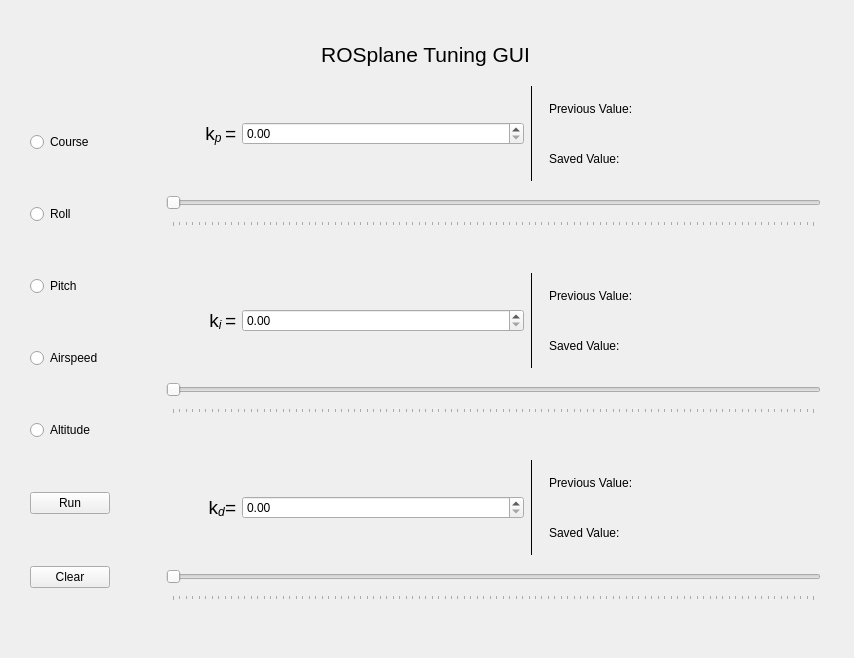
rosflight/rosplane, file rosplane_tuning/resource/tuning_gui.ui: the form before one commit.
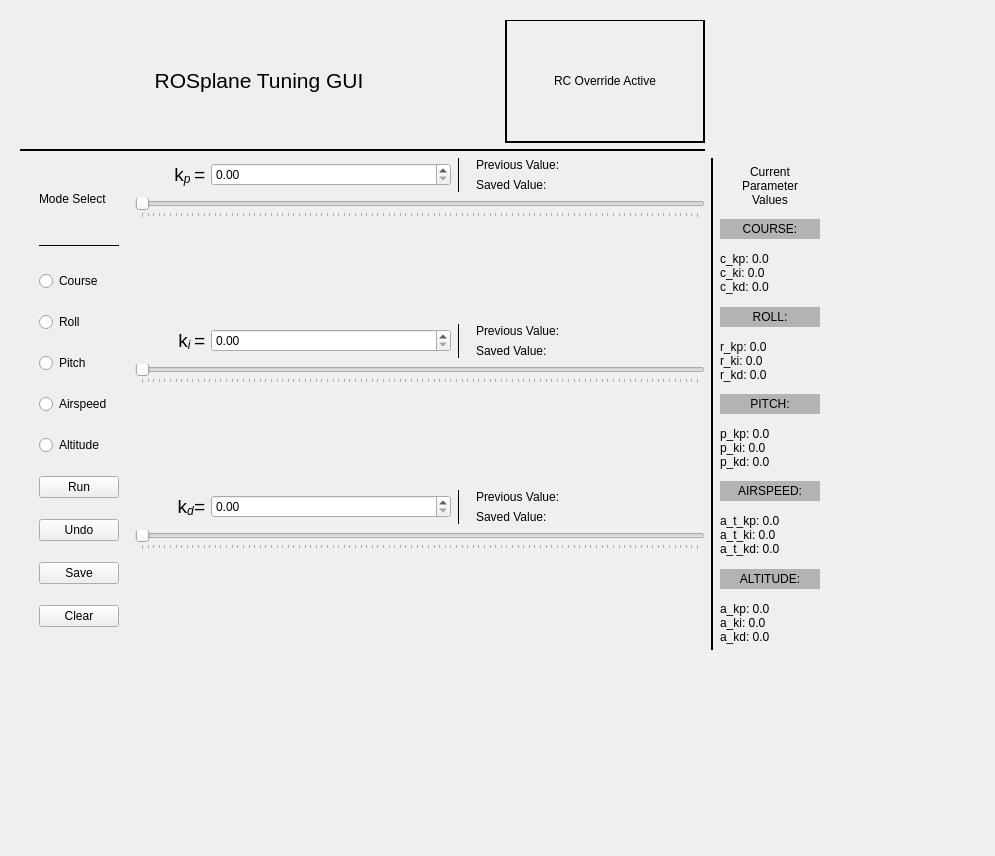
The form after the commit.

Commit message: updated GUI, based on RQT

The edit to the form file:
```diff
--- a/rosplane_tuning/resource/tuning_gui.ui
+++ b/rosplane_tuning/resource/tuning_gui.ui
@@ -6,8 +6,8 @@
    <rect>
     <x>0</x>
     <y>0</y>
-    <width>854</width>
-    <height>658</height>
+    <width>995</width>
+    <height>856</height>
    </rect>
   </property>
   <property name="sizePolicy">
@@ -55,16 +55,44 @@
    <widget class="QWidget" name="verticalLayoutWidget_5">
     <property name="geometry">
      <rect>
-      <x>10</x>
-      <y>10</y>
-      <width>791</width>
-      <height>611</height>
+      <x>-1</x>
+      <y>-1</y>
+      <width>811</width>
+      <height>631</height>
      </rect>
     </property>
-    <layout class="QVBoxLayout" name="verticalLayout_10">
-     <property name="sizeConstraint">
-      <enum>QLayout::SetDefaultConstraint</enum>
-     </property>
+    <layout class="QGridLayout" name="gridLayout_2">
+     <item row="3" column="4">
+      <spacer name="horizontalSpacer_2">
+       <property name="orientation">
+        <enum>Qt::Horizontal</enum>
+       </property>
+       <property name="sizeType">
+        <enum>QSizePolicy::Maximum</enum>
+       </property>
+       <property name="sizeHint" stdset="0">
+        <size>
+         <width>10</width>
+         <height>20</height>
+        </size>
+       </property>
+      </spacer>
+     </item>
+     <item row="2" column="0">
+      <widget class="Line" name="line_5">
+       <property name="frameShadow">
+        <enum>QFrame::Plain</enum>
+       </property>
+       <property name="lineWidth">
+        <number>2</number>
+       </property>
+       <property name="orientation">
+        <enum>Qt::Horizontal</enum>
+       </property>
+      </widget>
+     </item>
+     <item row="1" column="0">
+      <layout class="QHBoxLayout" name="horizontalLayout_8">
      <item>
       <widget class="QLabel" name="title">
        <property name="maximumSize">
@@ -79,6 +107,50 @@
       </widget>
      </item>
      <item>
+        <widget class="QLabel" name="rcOverrideLabel">
+         <property name="minimumSize">
+          <size>
+           <width>150</width>
+           <height>0</height>
+          </size>
+         </property>
+         <property name="maximumSize">
+          <size>
+           <width>200</width>
+           <height>16777215</height>
+          </size>
+         </property>
+         <property name="autoFillBackground">
+          <bool>false</bool>
+         </property>
+         <property name="frameShape">
+          <enum>QFrame::Box</enum>
+         </property>
+         <property name="frameShadow">
+          <enum>QFrame::Plain</enum>
+         </property>
+         <property name="lineWidth">
+          <number>2</number>
+         </property>
+         <property name="midLineWidth">
+          <number>0</number>
+         </property>
+         <property name="text">
+          <string>RC Override Active</string>
+         </property>
+         <property name="alignment">
+          <set>Qt::AlignCenter</set>
+         </property>
+        </widget>
+       </item>
+      </layout>
+     </item>
+     <item row="3" column="0">
+      <layout class="QVBoxLayout" name="verticalLayout_10">
+       <property name="sizeConstraint">
+        <enum>QLayout::SetFixedSize</enum>
+       </property>
+       <item>
       <layout class="QHBoxLayout" name="horizontalLayout">
        <property name="spacing">
         <number>6</number>
@@ -89,17 +161,68 @@
        <property name="rightMargin">
         <number>0</number>
        </property>
+         <item>
+          <spacer name="horizontalSpacer">
+           <property name="orientation">
+            <enum>Qt::Horizontal</enum>
+           </property>
+           <property name="sizeType">
+            <enum>QSizePolicy::Maximum</enum>
+           </property>
+           <property name="sizeHint" stdset="0">
+            <size>
+             <width>10</width>
+             <height>20</height>
+            </size>
+           </property>
+          </spacer>
+         </item>
        <item>
         <layout class="QVBoxLayout" name="optionsVerticalLayout">
          <property name="spacing">
-          <number>6</number>
+            <number>0</number>
          </property>
          <property name="sizeConstraint">
           <enum>QLayout::SetDefaultConstraint</enum>
          </property>
+           <property name="leftMargin">
+            <number>10</number>
+           </property>
          <property name="rightMargin">
-          <number>50</number>
-         </property>
+            <number>10</number>
+           </property>
+           <item>
+            <widget class="QLabel" name="label">
+             <property name="maximumSize">
+              <size>
+               <width>16777215</width>
+               <height>40</height>
+              </size>
+             </property>
+             <property name="text">
+              <string>Mode Select</string>
+             </property>
+            </widget>
+           </item>
+           <item>
+            <widget class="Line" name="line_4">
+             <property name="maximumSize">
+              <size>
+               <width>16777215</width>
+               <height>10</height>
+              </size>
+             </property>
+             <property name="frameShadow">
+              <enum>QFrame::Plain</enum>
+             </property>
+             <property name="lineWidth">
+              <number>1</number>
+             </property>
+             <property name="orientation">
+              <enum>Qt::Horizontal</enum>
+             </property>
+            </widget>
+           </item>
          <item>
           <widget class="QRadioButton" name="CourseButton">
            <property name="text">
@@ -143,7 +266,33 @@
           </widget>
          </item>
          <item>
-          <widget class="QPushButton" name="Clear">
+            <widget class="QPushButton" name="undoButton">
+             <property name="text">
+              <string>Undo</string>
+             </property>
+            </widget>
+           </item>
+           <item>
+            <widget class="QPushButton" name="saveButton">
+             <property name="sizePolicy">
+              <sizepolicy hsizetype="Minimum" vsizetype="Fixed">
+               <horstretch>0</horstretch>
+               <verstretch>0</verstretch>
+              </sizepolicy>
+             </property>
+             <property name="minimumSize">
+              <size>
+               <width>0</width>
+               <height>0</height>
+              </size>
+             </property>
+             <property name="text">
+              <string>Save</string>
+             </property>
+            </widget>
+           </item>
+           <item>
+            <widget class="QPushButton" name="clearButton">
            <property name="sizePolicy">
             <sizepolicy hsizetype="Minimum" vsizetype="Fixed">
              <horstretch>0</horstretch>
@@ -272,7 +421,7 @@
              <property name="sizeHint" stdset="0">
               <size>
                <width>20</width>
-               <height>40</height>
+                 <height>100</height>
               </size>
              </property>
             </spacer>
@@ -374,7 +523,7 @@
              <property name="sizeHint" stdset="0">
               <size>
                <width>20</width>
-               <height>40</height>
+                 <height>100</height>
               </size>
              </property>
             </spacer>
@@ -476,7 +625,7 @@
              <property name="sizeHint" stdset="0">
               <size>
                <width>20</width>
-               <height>40</height>
+                 <height>100</height>
               </size>
              </property>
             </spacer>
@@ -486,6 +635,228 @@
         </layout>
        </item>
       </layout>
+       </item>
+      </layout>
+     </item>
+     <item row="3" column="2">
+      <layout class="QVBoxLayout" name="verticalLayout_4">
+       <property name="leftMargin">
+        <number>0</number>
+       </property>
+       <item>
+        <widget class="QLabel" name="readoutTitle">
+         <property name="minimumSize">
+          <size>
+           <width>100</width>
+           <height>0</height>
+          </size>
+         </property>
+         <property name="maximumSize">
+          <size>
+           <width>16777215</width>
+           <height>60</height>
+          </size>
+         </property>
+         <property name="text">
+          <string>Current
+Parameter
+Values</string>
+         </property>
+         <property name="alignment">
+          <set>Qt::AlignCenter</set>
+         </property>
+        </widget>
+       </item>
+       <item>
+        <widget class="QLabel" name="label_2">
+         <property name="maximumSize">
+          <size>
+           <width>16777215</width>
+           <height>20</height>
+          </size>
+         </property>
+         <property name="autoFillBackground">
+          <bool>false</bool>
+         </property>
+         <property name="styleSheet">
+          <string notr="true">background-color: #b3b3b3</string>
+         </property>
+         <property name="frameShape">
+          <enum>QFrame::NoFrame</enum>
+         </property>
+         <property name="text">
+          <string>COURSE:</string>
+         </property>
+         <property name="alignment">
+          <set>Qt::AlignCenter</set>
+         </property>
+        </widget>
+       </item>
+       <item>
+        <widget class="QLabel" name="courseReadout">
+         <property name="maximumSize">
+          <size>
+           <width>16777215</width>
+           <height>65</height>
+          </size>
+         </property>
+         <property name="text">
+          <string>c_kp: 0.0
+c_ki: 0.0
+c_kd: 0.0</string>
+         </property>
+        </widget>
+       </item>
+       <item>
+        <widget class="QLabel" name="label_3">
+         <property name="maximumSize">
+          <size>
+           <width>16777215</width>
+           <height>20</height>
+          </size>
+         </property>
+         <property name="styleSheet">
+          <string notr="true">background-color: #b3b3b3</string>
+         </property>
+         <property name="text">
+          <string>ROLL:</string>
+         </property>
+         <property name="alignment">
+          <set>Qt::AlignCenter</set>
+         </property>
+        </widget>
+       </item>
+       <item>
+        <widget class="QLabel" name="rollReadout">
+         <property name="maximumSize">
+          <size>
+           <width>16777215</width>
+           <height>65</height>
+          </size>
+         </property>
+         <property name="text">
+          <string>r_kp: 0.0
+r_ki: 0.0
+r_kd: 0.0</string>
+         </property>
+        </widget>
+       </item>
+       <item>
+        <widget class="QLabel" name="label_4">
+         <property name="maximumSize">
+          <size>
+           <width>16777215</width>
+           <height>20</height>
+          </size>
+         </property>
+         <property name="styleSheet">
+          <string notr="true">background-color: #b3b3b3</string>
+         </property>
+         <property name="text">
+          <string>PITCH:</string>
+         </property>
+         <property name="alignment">
+          <set>Qt::AlignCenter</set>
+         </property>
+        </widget>
+       </item>
+       <item>
+        <widget class="QLabel" name="pitchReadout">
+         <property name="maximumSize">
+          <size>
+           <width>16777215</width>
+           <height>65</height>
+          </size>
+         </property>
+         <property name="text">
+          <string>p_kp: 0.0
+p_ki: 0.0
+p_kd: 0.0</string>
+         </property>
+        </widget>
+       </item>
+       <item>
+        <widget class="QLabel" name="label_5">
+         <property name="maximumSize">
+          <size>
+           <width>16777215</width>
+           <height>20</height>
+          </size>
+         </property>
+         <property name="styleSheet">
+          <string notr="true">background-color: #b3b3b3</string>
+         </property>
+         <property name="text">
+          <string>AIRSPEED:</string>
+         </property>
+         <property name="alignment">
+          <set>Qt::AlignCenter</set>
+         </property>
+        </widget>
+       </item>
+       <item>
+        <widget class="QLabel" name="airspeedReadout">
+         <property name="maximumSize">
+          <size>
+           <width>16777215</width>
+           <height>65</height>
+          </size>
+         </property>
+         <property name="text">
+          <string>a_t_kp: 0.0
+a_t_ki: 0.0
+a_t_kd: 0.0</string>
+         </property>
+        </widget>
+       </item>
+       <item>
+        <widget class="QLabel" name="label_6">
+         <property name="maximumSize">
+          <size>
+           <width>16777215</width>
+           <height>20</height>
+          </size>
+         </property>
+         <property name="styleSheet">
+          <string notr="true">background-color: #b3b3b3</string>
+         </property>
+         <property name="text">
+          <string>ALTITUDE:</string>
+         </property>
+         <property name="alignment">
+          <set>Qt::AlignCenter</set>
+         </property>
+        </widget>
+       </item>
+       <item>
+        <widget class="QLabel" name="altitudeReadout">
+         <property name="maximumSize">
+          <size>
+           <width>16777215</width>
+           <height>65</height>
+          </size>
+         </property>
+         <property name="text">
+          <string>a_kp: 0.0
+a_ki: 0.0
+a_kd: 0.0</string>
+         </property>
+        </widget>
+       </item>
+      </layout>
+     </item>
+     <item row="3" column="1">
+      <widget class="Line" name="line_6">
+       <property name="frameShadow">
+        <enum>QFrame::Plain</enum>
+       </property>
+       <property name="lineWidth">
+        <number>2</number>
+       </property>
+       <property name="orientation">
+        <enum>Qt::Vertical</enum>
+       </property>
+      </widget>
      </item>
     </layout>
    </widget>
```
Left out of the diff: 2 changed lines with no effect on the pictures. Lines whose indentation alone changed are shown as unchanged. The commit also changes 3 other files.
